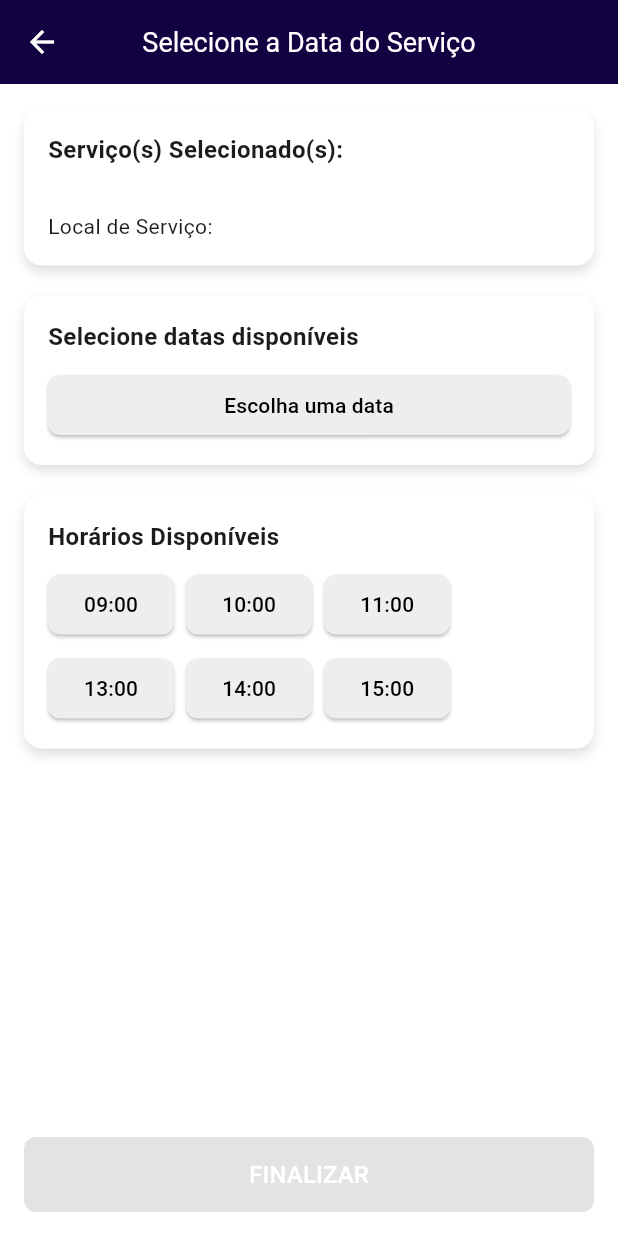
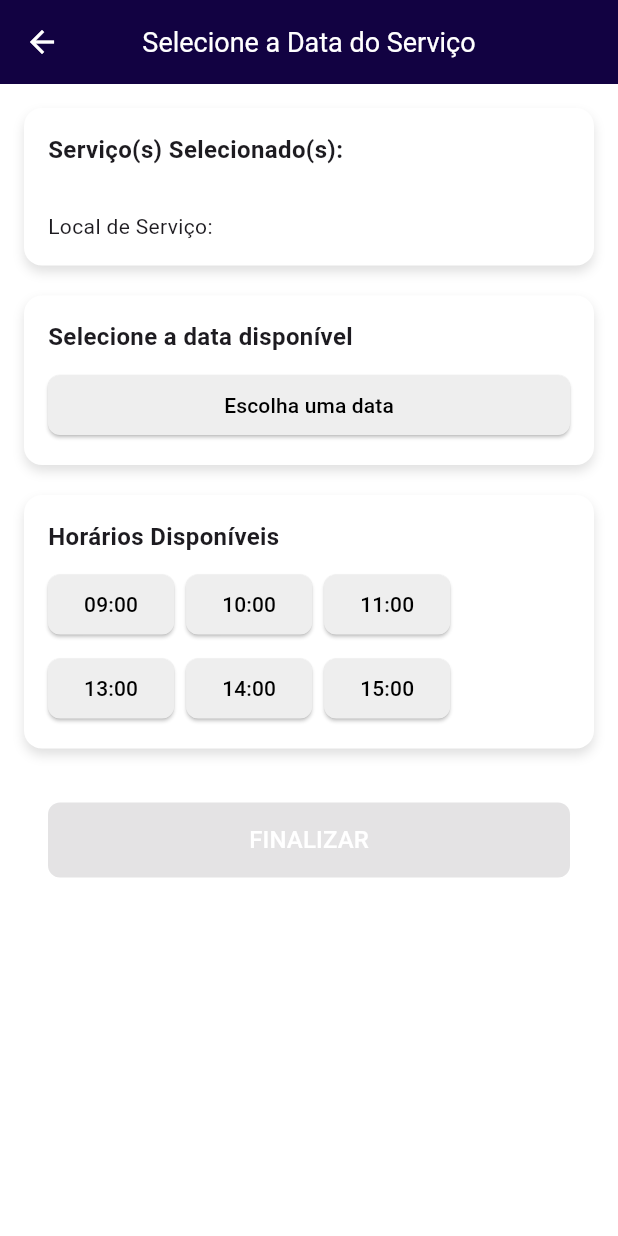
Before and after one commit to RodolfoXYZ/BarberManager-Front-End, a Flutter app: the AgendamentoPage screen opened directly with empty values, on a phone screen of 412 x 824 dp. Run offline on Flutter 3.47's test engine with Material 3 defaults, Android fonts, the phone set to English and light mode, and no system bars; our stand-ins replace shimmer.

Commit message:
Atualizações de Detalhes

```diff
--- a/lib/views/agendamento.dart
+++ b/lib/views/agendamento.dart
@@ -1,6 +1,6 @@
 import 'package:barbershop_app/views/FormaDePagamento.dart';
 import 'package:flutter/material.dart';
-import 'ConfirmacaoAgendamento.dart';
+import 'FormaDePagamento.dart';
 
 class AgendamentoPage extends StatefulWidget {
   final Map<String, bool> selectedServices;
@@ -46,7 +46,15 @@ class _AgendamentoPageState extends State<AgendamentoPage> {
 
   @override
   Widget build(BuildContext context) {
+
+    final Map<String, String> selectedBarber = {
+      'name': 'João Silva',
+      'image': 'assets/barber1.png',
+      'courses': 'Curso Profissional de Barbeiro, Design de Barba',
+    };
+
     return Scaffold(
+      resizeToAvoidBottomInset: true,
       backgroundColor: Colors.white,
       appBar: AppBar(
         backgroundColor: const Color.fromARGB(255, 18, 2, 66),
@@ -62,14 +70,12 @@ class _AgendamentoPageState extends State<AgendamentoPage> {
         ),
         centerTitle: true,
       ),
-      body: Column(
-        children: [
-          Expanded(
-            child: SingleChildScrollView(
+      body: SingleChildScrollView(
+
         padding: const EdgeInsets.all(16.0),
         child: Column(
-                crossAxisAlignment: CrossAxisAlignment.stretch,
           children: [
+
             Container(
               padding: const EdgeInsets.all(16.0),
               decoration: BoxDecoration(
@@ -88,8 +94,7 @@ class _AgendamentoPageState extends State<AgendamentoPage> {
                 children: [
                   Text(
                     'Serviço(s) Selecionado(s):',
-                          style: TextStyle(
-                              fontSize: 16, fontWeight: FontWeight.bold),
+                    style: TextStyle(fontSize: 16, fontWeight: FontWeight.bold),
                   ),
                   SizedBox(height: 10),
                   for (var entry in widget.selectedServices.entries)
@@ -104,6 +109,7 @@ class _AgendamentoPageState extends State<AgendamentoPage> {
               ),
             ),
             SizedBox(height: 20),
+
             Container(
               padding: const EdgeInsets.all(16.0),
               decoration: BoxDecoration(
@@ -121,9 +127,8 @@ class _AgendamentoPageState extends State<AgendamentoPage> {
                 crossAxisAlignment: CrossAxisAlignment.stretch,
                 children: [
                   Text(
-                          'Selecione datas disponíveis',
-                          style: TextStyle(
-                              fontSize: 16, fontWeight: FontWeight.bold),
+                    'Selecione a data disponível',
+                    style: TextStyle(fontSize: 16, fontWeight: FontWeight.bold),
                   ),
                   SizedBox(height: 10),
                   ElevatedButton(
@@ -145,6 +150,7 @@ class _AgendamentoPageState extends State<AgendamentoPage> {
               ),
             ),
             SizedBox(height: 20),
+
             Container(
               padding: const EdgeInsets.all(16.0),
               decoration: BoxDecoration(
@@ -163,8 +169,7 @@ class _AgendamentoPageState extends State<AgendamentoPage> {
                 children: [
                   Text(
                     'Horários Disponíveis',
-                          style: TextStyle(
-                              fontSize: 16, fontWeight: FontWeight.bold),
+                    style: TextStyle(fontSize: 16, fontWeight: FontWeight.bold),
                   ),
                   SizedBox(height: 10),
                   Wrap(
@@ -203,10 +208,7 @@ class _AgendamentoPageState extends State<AgendamentoPage> {
               ),
             ),
             SizedBox(height: 20),
-                ],
-              ),
-            ),
-          ),
+
             Padding(
               padding: const EdgeInsets.all(16.0),
               child: ElevatedButton(
@@ -220,6 +222,8 @@ class _AgendamentoPageState extends State<AgendamentoPage> {
                               selectedTime: _selectedTime!,
                               selectedServices: widget.selectedServices,
                               serviceLocation: widget.serviceLocation,
+                              selectedBarber:
+                                  selectedBarber,
                             ),
                           ),
                         );
@@ -247,6 +251,7 @@ class _AgendamentoPageState extends State<AgendamentoPage> {
             ),
           ],
         ),
+      ),
     );
   }
 }
```
Lines whose indentation alone changed are shown as unchanged.
